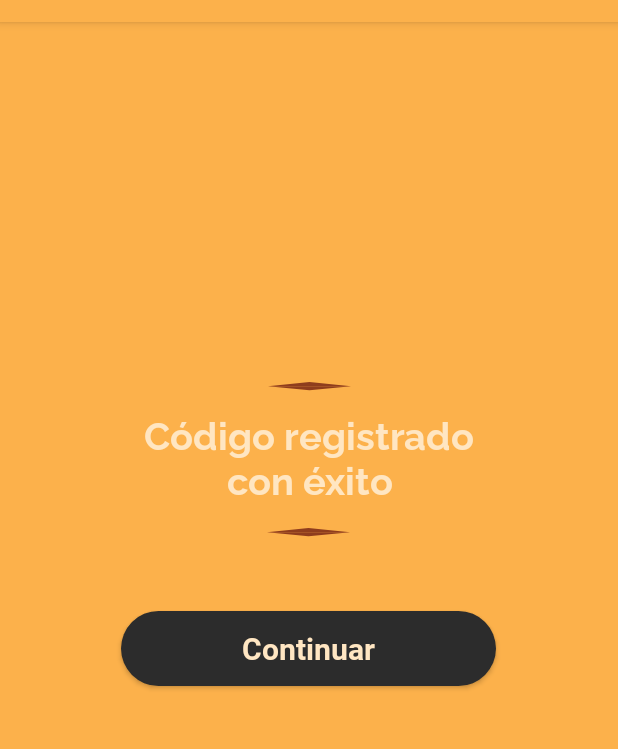
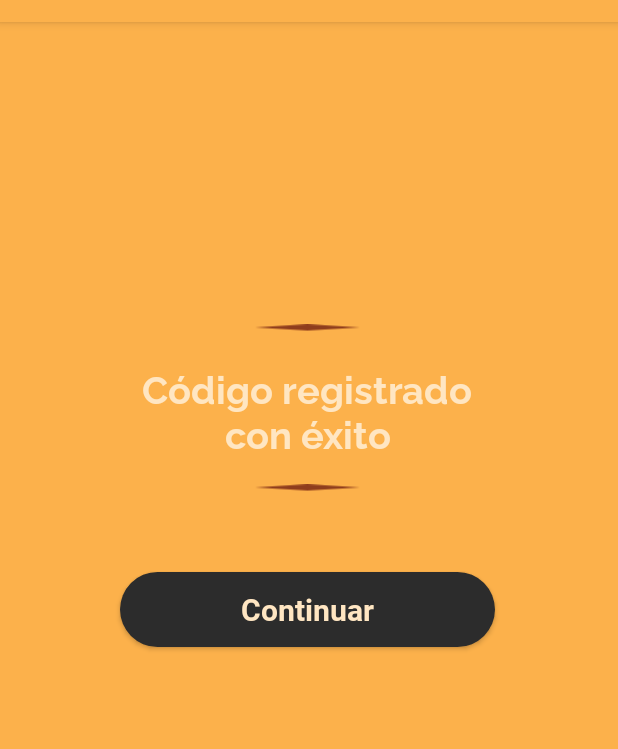
Before and after one commit to k-atara/GetFood, an Android app: the Confirmar screen opened directly, with no data from a screen before it, on a phone screen of 412 x 824 dp, the part 62-811 px from its top. Run offline under Robolectric (Android 15) with nearby library versions, the phone set to English and light mode, and no system bars.

Commit message:
Confirmar código front

```diff
--- a/app/src/main/res/drawable/grafico.xml
+++ b/app/src/main/res/drawable/grafico.xml
@@ -1,15 +1,15 @@
 <?xml version="1.0" encoding="utf-8"?>
 <vector xmlns:android="http://schemas.android.com/apk/res/android"
-    android:height="100dp"
+    android:height="10dp"
     android:width="100dp"
     android:viewportHeight="100"
     android:viewportWidth="100">
     <path
         android:name="light_form"
         android:fillColor="@color/colorAlert"
-        android:pathData="M 50,0 L 0,5 100,5 z"/>
+        android:pathData="M 50,0 L 0,30 100, 30 z"/>
     <path
         android:name="light_form"
         android:fillColor="@color/colorAlert"
-        android:pathData="M 0,5 L 100,5 50,10 z" />
+        android:pathData="M 0,29 L 100,29 50,60 z" />
 </vector>
--- a/app/src/main/res/layout/activity_confirmar.xml
+++ b/app/src/main/res/layout/activity_confirmar.xml
@@ -12,46 +12,44 @@
         style="@style/sub_titlesPL"
         android:layout_width="242dp"
         android:layout_height="61dp"
-        android:layout_marginTop="16dp"
+        android:layout_marginTop="15dp"
         android:gravity="center"
         android:text="@string/confirmarE"
-        app:layout_constraintEnd_toEndOf="@+id/imageView"
-        app:layout_constraintHorizontal_bias="0.502"
-        app:layout_constraintStart_toStartOf="@+id/imageView"
-        app:layout_constraintTop_toTopOf="@+id/imageView" />
+        app:layout_constraintEnd_toEndOf="@+id/imageView6"
+        app:layout_constraintStart_toStartOf="@+id/imageView6"
+        app:layout_constraintTop_toBottomOf="@+id/imageView6" />
 
     <Button
         android:id="@+id/btnContinuar"
         style="@style/buttonA"
         android:layout_width="wrap_content"
         android:layout_height="wrap_content"
+        android:layout_marginTop="50dp"
         android:background="@drawable/btn_primary_accent"
         android:text="@string/btnContinuar"
-        app:layout_constraintEnd_toEndOf="@+id/imageView2"
-        app:layout_constraintHorizontal_bias="0.502"
-        app:layout_constraintStart_toStartOf="@+id/imageView2"
-        app:layout_constraintTop_toBottomOf="@+id/imageView2" />
+        app:layout_constraintEnd_toEndOf="@+id/imageView7"
+        app:layout_constraintStart_toStartOf="@+id/imageView7"
+        app:layout_constraintTop_toBottomOf="@+id/imageView7" />
 
     <ImageView
-        android:id="@+id/imageView"
-        android:layout_width="55dp"
-        android:layout_height="55dp"
-        android:layout_marginTop="240dp"
+        android:id="@+id/imageView6"
+        android:layout_width="70dp"
+        android:layout_height="wrap_content"
+        android:layout_marginTop="200dp"
         app:layout_constraintEnd_toEndOf="parent"
+        app:layout_constraintHorizontal_bias="0.498"
         app:layout_constraintStart_toStartOf="parent"
         app:layout_constraintTop_toTopOf="parent"
-        app:srcCompat="@drawable/grafico"
-        android:contentDescription="TODO" />
+        app:srcCompat="@drawable/grafico" />
 
     <ImageView
-        android:id="@+id/imageView2"
-        android:layout_width="55dp"
-        android:layout_height="55dp"
+        android:id="@+id/imageView7"
+        android:layout_width="70dp"
+        android:layout_height="wrap_content"
         android:layout_marginTop="20dp"
         app:layout_constraintEnd_toEndOf="@+id/txtConfirmar"
-        app:layout_constraintHorizontal_bias="0.497"
         app:layout_constraintStart_toStartOf="@+id/txtConfirmar"
         app:layout_constraintTop_toBottomOf="@+id/txtConfirmar"
-        app:srcCompat="@drawable/grafico"
-        android:contentDescription="TODO" />
+        app:srcCompat="@drawable/grafico" />
+
 </androidx.constraintlayout.widget.ConstraintLayout>
```
